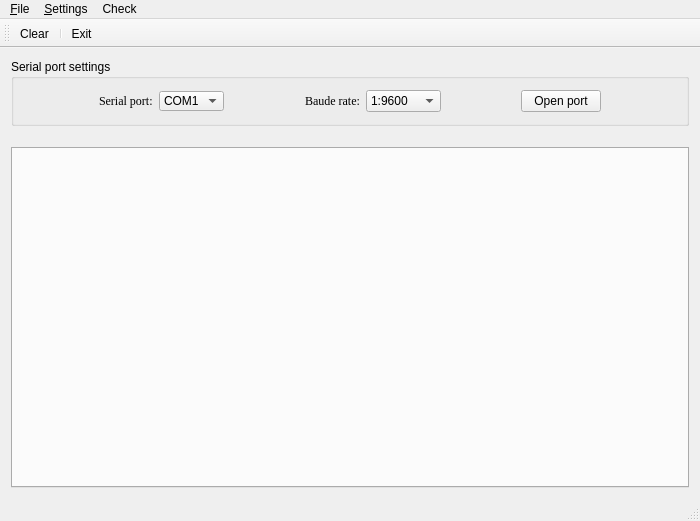
The window that mainwindow.ui (nelly18/KoalaGUI) describes before a commit, drawn with Qt 5.
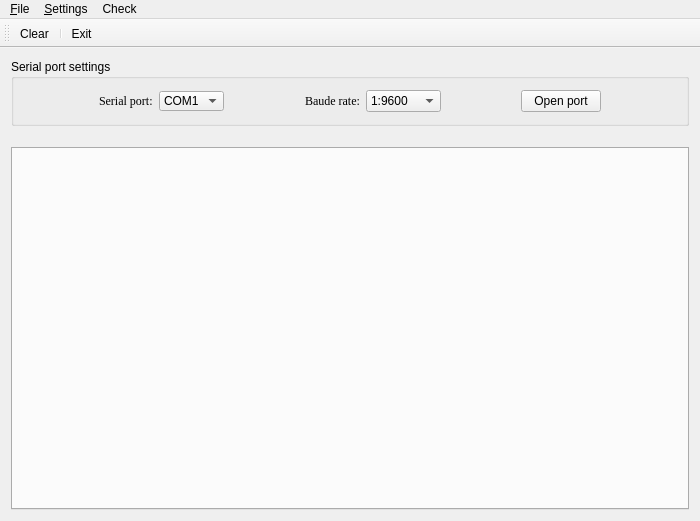
The same window after the commit. Icons and pictures are not drawn.

Commit message: Still ugly status bar, script works! and some thread

The edit to the form file:
```diff
--- a/mainwindow.ui
+++ b/mainwindow.ui
@@ -309,7 +309,6 @@
    <addaction name="separator"/>
    <addaction name="actionQuit"/>
   </widget>
-  <widget class="QStatusBar" name="statusBar"/>
   <action name="actionClearConsole">
    <property name="checkable">
     <bool>true</bool>
```
The commit also changes 13 other files.
